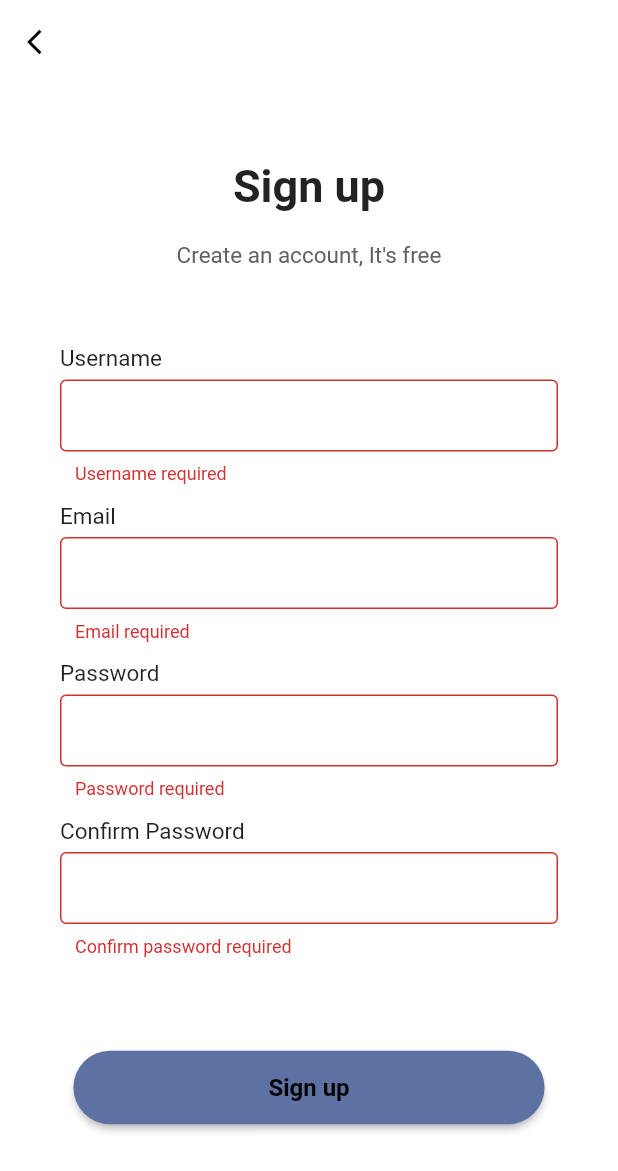
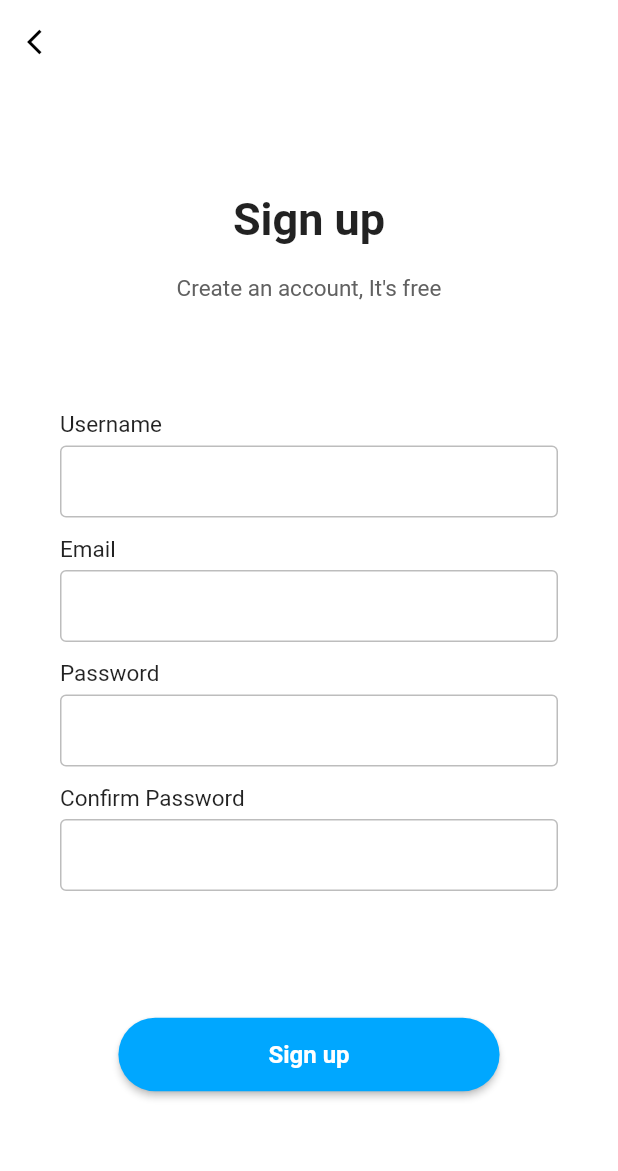
Before and after one commit to compression-chiffrement-RRR/MobileApp, a Flutter app: the screen it shows after launch, after a tap on "Create Account", on a phone screen of 412 x 824 dp. Shown: the top 1171 px of the screen. Run offline on Flutter 3.47's test engine with Material 2 defaults, Android fonts, the phone set to English and light mode, and no system bars; our stand-ins replace dio, file_picker, flutter_secure_storage, flutter_slidable, shimmer, simple_animations; network calls fail.

Commit message:
Move color into class

```diff
--- /dev/null
+++ b/lib/Style/color.dart
@@ -0,0 +1,9 @@
+import 'package:flutter/material.dart';
+
+class AppColor {
+  static Color mainColor = Color.fromRGBO(58, 66, 86, 1.0);
+  static Color mainColorLight1 = mainColor.withOpacity(0.8);
+  static Color mainColorLight2 = mainColor.withOpacity(0.5);
+  static Color secondaryColor = Color.fromRGBO(64, 75, 96, .9);
+  static Color thirdColor = Color.fromRGBO(0, 167, 255, 1.0);
+}
--- a/lib/View/account.dart
+++ b/lib/View/account.dart
@@ -1,6 +1,7 @@
 import 'package:flutter/material.dart';
 import 'package:mobileappflutter/Modele/user.dart';
 import 'package:http/http.dart' as http;
+import 'package:mobileappflutter/Style/color.dart';
 import 'dart:convert';
 import 'env.dart';
 import 'login.dart';
@@ -102,7 +103,7 @@ class _AccountPageState extends State<AccountPage> {
     return Scaffold(
       key: _scaffoldKey,
       body: Container(
-        color: Color.fromRGBO(58, 66, 86, 1.0),
+        color: AppColor.mainColor,
         child: ListView(
           children: <Widget>[
             Column(
--- a/lib/View/friendBar.dart
+++ b/lib/View/friendBar.dart
@@ -1,5 +1,6 @@
 import 'package:flutter/material.dart';
 import 'package:mobileappflutter/View/friendList.dart';
+import 'package:mobileappflutter/Style/color.dart';
 import 'pendingFriend.dart';
 
 class FriendBar extends StatefulWidget {
@@ -14,7 +15,7 @@ class _FriendBarState extends State<FriendBar> with SingleTickerProviderStateMix
     return DefaultTabController(
       length: 2,
       child: Scaffold(
-        backgroundColor: Color.fromRGBO(58, 66, 86, 1.0),
+        backgroundColor: AppColor.mainColor,
         appBar: PreferredSize(
           preferredSize: new Size(200, 30),
           child: TabBar(
--- a/lib/View/login.dart
+++ b/lib/View/login.dart
@@ -1,6 +1,7 @@
 import 'package:flutter/material.dart';
 import 'package:http/http.dart' as http;
 import 'package:flutter_secure_storage/flutter_secure_storage.dart';
+import 'package:mobileappflutter/Style/color.dart';
 import 'package:mobileappflutter/Animation/FadeAnimation.dart';
 import 'package:mobileappflutter/View/signup.dart';
 import 'dart:convert' show json, base64, ascii;
@@ -88,9 +89,9 @@ class LoginPage extends StatelessWidget {
             gradient: LinearGradient(
                 begin: Alignment.topCenter,
                 colors: [
-                  Color.fromRGBO(58, 66, 86, 1.0),
-                  Color.fromRGBO(83, 94, 121, 1.0),
-                  Color.fromRGBO(118, 131, 162, 1.0)
+                  AppColor.mainColor,
+                  AppColor.mainColorLight1,
+                  AppColor.mainColorLight2
                 ]
             )
         ),
@@ -127,7 +128,7 @@ class LoginPage extends StatelessWidget {
                               color: Colors.white,
                               borderRadius: BorderRadius.circular(10),
                               boxShadow: [BoxShadow(
-                                  color: Color.fromRGBO(58, 66, 86, 0.3),
+                                  color: AppColor.mainColorLight2,
                                   blurRadius: 20,
                                   offset: Offset(0, 10)
                               )]
@@ -171,7 +172,7 @@ class LoginPage extends StatelessWidget {
                         SizedBox(height: 40,),
                         FadeAnimation(1.6, RaisedButton(
                           textColor: Colors.white,
-                          color: Color.fromRGBO(93, 113, 163, 1.0),
+                          color: AppColor.thirdColor,
                           shape: RoundedRectangleBorder(
                             borderRadius: BorderRadius.circular(20),
                           ),
@@ -195,7 +196,7 @@ class LoginPage extends StatelessWidget {
                           },
                         ),),
                         FadeAnimation(2, FlatButton(
-                          child: Text("Create Account", style: TextStyle(color: Color.fromRGBO(49, 39, 79, .6)),),
+                          child: Text("Create Account", style: TextStyle(color: AppColor.secondaryColor),),
                           onPressed: () {
                             Navigator.push(context, MaterialPageRoute(
                               builder: (context) => new SignupPage()
--- a/lib/View/navbar.dart
+++ b/lib/View/navbar.dart
@@ -1,5 +1,6 @@
 import 'package:flutter/material.dart';
 import 'package:mobileappflutter/View/files.dart';
+import 'package:mobileappflutter/Style/color.dart';
 import 'package:mobileappflutter/View/home.dart';
 import 'dart:convert' show json, base64, ascii;
 import 'dart:convert';
@@ -53,7 +54,7 @@ class _NavbarState extends State<Navbar>{
 
   final topAppBar = AppBar(
     elevation: 0.1,
-    backgroundColor: Color.fromRGBO(58, 66, 86, 1.0),
+    backgroundColor: AppColor.mainColor,
   );
 
   @override
@@ -70,7 +71,7 @@ class _NavbarState extends State<Navbar>{
         showUnselectedLabels: false,
         currentIndex: _currentIndex,
         type: BottomNavigationBarType.fixed,
-        backgroundColor: Color.fromRGBO(58, 66, 86, 1.0),
+        backgroundColor: AppColor.mainColor,
         fixedColor: Colors.white,
         unselectedItemColor: Colors.grey,
         items: [
--- a/lib/View/pendingFriend.dart
+++ b/lib/View/pendingFriend.dart
@@ -2,6 +2,7 @@ import 'dart:convert';
 
 import 'package:flutter/material.dart';
 import 'package:mobileappflutter/Modele/user.dart';
+import 'package:mobileappflutter/Style/color.dart';
 import 'env.dart';
 import 'package:http/http.dart' as http;
 import 'login.dart';
@@ -107,7 +108,7 @@ class _PendingFriendPageState extends State<PendingFriendPage>{
           elevation: 8.0,
           margin: new EdgeInsets.symmetric(horizontal: 10.0, vertical: 6.0),
           child: Container(
-            decoration: BoxDecoration(color: Color.fromRGBO(64, 75, 96, .9)),
+            decoration: BoxDecoration(color: AppColor.secondaryColor),
             child: new ListTile(
               contentPadding: EdgeInsets.symmetric(horizontal: 20.0, vertical: 10.0),
               leading: Container(
@@ -193,7 +194,7 @@ class _PendingFriendPageState extends State<PendingFriendPage>{
     );
 
     return Scaffold(
-      backgroundColor: Color.fromRGBO(58, 66, 86, 1.0),
+      backgroundColor: AppColor.mainColor,
       body: makeBody,
     );
 
--- a/lib/View/signup.dart
+++ b/lib/View/signup.dart
@@ -1,4 +1,5 @@
 import 'package:flutter/material.dart';
+import 'package:mobileappflutter/Style/color.dart';
 import 'package:mobileappflutter/animation/FadeAnimation.dart';
 import 'package:http/http.dart' as http;
 import 'dart:convert';
@@ -136,12 +137,12 @@ class SignupPage extends StatelessWidget {
               ),
               FadeAnimation(1.6, RaisedButton(
                 textColor: Colors.white,
-                color: Color.fromRGBO(93, 113, 163, 1.0),
+                color: AppColor.thirdColor,
                 shape: RoundedRectangleBorder(
                   borderRadius: BorderRadius.circular(50),
                 ),
-                padding: EdgeInsets.symmetric(horizontal: 130, vertical: 15),
-                child: Text("Sign up", style: TextStyle(color: Colors.black, fontWeight: FontWeight.w600, fontSize: 16),),
+                padding: EdgeInsets.symmetric(horizontal: 100, vertical: 15),
+                child: Text("Sign up", style: TextStyle(color: Colors.white, fontWeight: FontWeight.w600, fontSize: 16),),
                 onPressed: () async {
                   if (_formKey.currentState.validate()) {
                     _formKey.currentState.save();
@@ -204,7 +205,6 @@ class SignupPage extends StatelessWidget {
           autocorrect: false,
           keyboardType: keyboardType,
           validator: validator,
-          autovalidate: true,
           onSaved: onSaved,
           decoration: InputDecoration(
             contentPadding: EdgeInsets.symmetric(vertical: 0, horizontal: 10),
```
Also changed, not shown: lib/View/files.dart (+5 -4 lines), lib/View/friendList.dart (+4 -3 lines).
